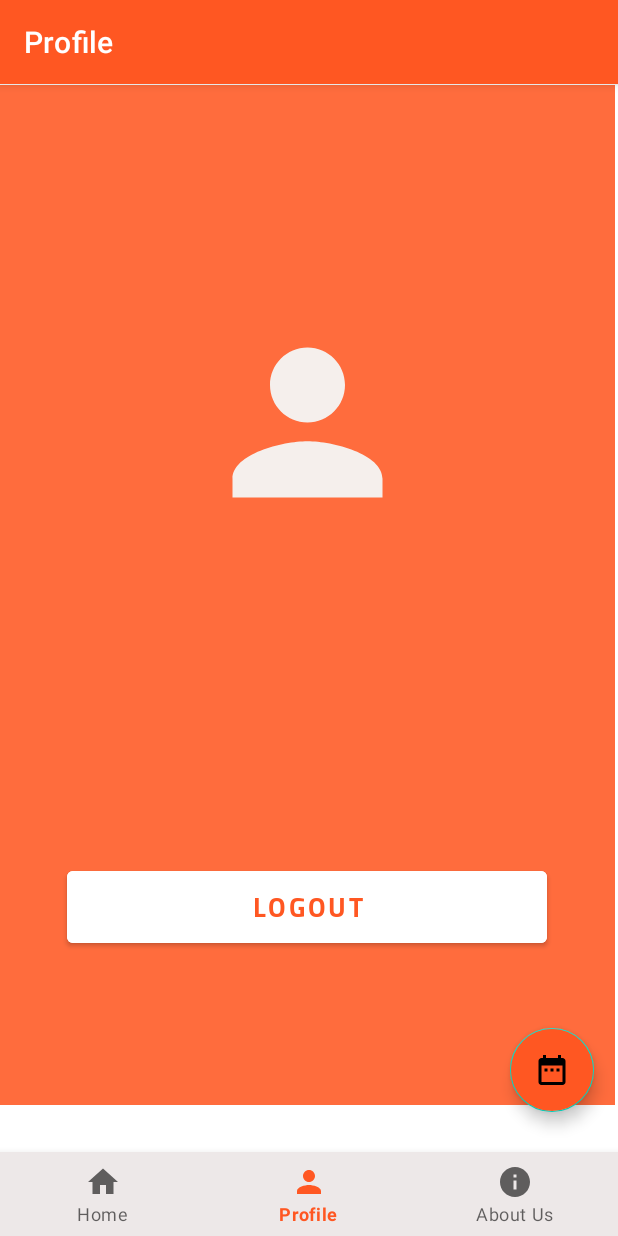
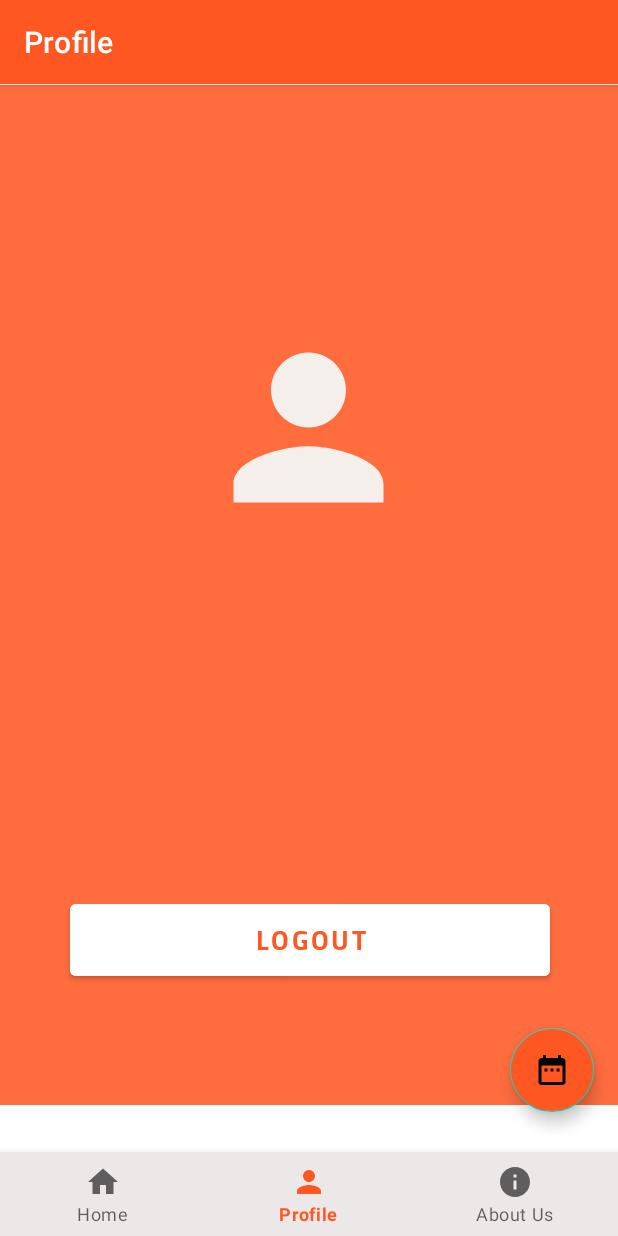
Before and after one commit to sandip4337/IQuiz, an Android app: the Profile screen opened through its navigation route, on a phone screen of 412 x 824 dp. Run offline under Robolectric (Android 15) with nearby library versions, the light colour scheme and no system bars; our stand-ins replace Firebase (no records; nobody signed in at launch, a user with empty details on screens opened directly), navigation-ui.

Commit message:
commit now

```diff
--- a/app/src/main/java/com/sandip/quiz/Activity/Login.kt
+++ b/app/src/main/java/com/sandip/quiz/Activity/Login.kt
@@ -98,7 +98,7 @@ class Login : AppCompatActivity() {
                 checkIfEmailVerified()
 
             }else{
-                Toast.makeText(this, "please check email and password", Toast.LENGTH_SHORT).show()
+                Toast.makeText(this, "Invalid Email or password", Toast.LENGTH_SHORT).show()
             }
         }
     }
@@ -120,6 +120,4 @@ class Login : AppCompatActivity() {
             }
         }
     }
-
-
 }
--- a/app/src/main/res/layout/activity_main.xml
+++ b/app/src/main/res/layout/activity_main.xml
@@ -41,7 +41,7 @@
     <fragment
         android:id="@+id/fragment"
         android:name="androidx.navigation.fragment.NavHostFragment"
-        android:layout_width="410dp"
+        android:layout_width="match_parent"
         android:layout_height="680dp"
         app:defaultNavHost="true"
         app:layout_constraintBottom_toTopOf="@+id/bottomnavigationview"
--- a/app/src/main/res/layout/fragment_home.xml
+++ b/app/src/main/res/layout/fragment_home.xml
@@ -3,6 +3,7 @@
     xmlns:app="http://schemas.android.com/apk/res-auto"
     xmlns:tools="http://schemas.android.com/tools"
     android:layout_width="match_parent"
+    android:padding="2dp"
     android:layout_height="match_parent"
     tools:context=".Home">
 
@@ -12,8 +13,7 @@
         android:id="@+id/recyclerviewhome"
         android:layout_width="match_parent"
         android:layout_height="wrap_content"
-        android:layout_margin="8dp"
-        android:padding="8dp"
+        android:layout_margin="12dp"
         app:layout_constraintEnd_toEndOf="parent"
         app:layout_constraintHorizontal_bias="1.0"
         app:layout_constraintStart_toStartOf="parent"
--- a/app/src/main/res/layout/fragment_profile.xml
+++ b/app/src/main/res/layout/fragment_profile.xml
@@ -1,5 +1,5 @@
 <?xml version="1.0" encoding="utf-8"?>
-<LinearLayout xmlns:android="http://schemas.android.com/apk/res/android"
+<androidx.constraintlayout.widget.ConstraintLayout xmlns:android="http://schemas.android.com/apk/res/android"
     xmlns:app="http://schemas.android.com/apk/res-auto"
     xmlns:tools="http://schemas.android.com/tools"
     android:layout_width="match_parent"
@@ -14,51 +14,67 @@
         android:id="@+id/profileimage"
         android:layout_width="150dp"
         android:layout_height="150dp"
+        android:layout_gravity="center"
+        android:contentDescription="@string/todo"
         android:scaleType="fitCenter"
-        android:layout_marginTop="150dp"
         android:src="@drawable/ic_person"
-        android:layout_gravity="center"
-        android:contentDescription="@string/todo" />
+        app:layout_constraintBottom_toBottomOf="parent"
+        app:layout_constraintEnd_toEndOf="parent"
+        app:layout_constraintHorizontal_bias="0.498"
+        app:layout_constraintStart_toStartOf="parent"
+        app:layout_constraintTop_toTopOf="parent"
+        app:layout_constraintVertical_bias="0.289" />
 
     <TextView
-        android:visibility="invisible"
         android:id="@+id/email"
         android:layout_width="wrap_content"
         android:layout_height="wrap_content"
-        android:layout_marginTop="20dp"
-        android:layout_marginBottom="52dp"
+        android:layout_gravity="center"
+        android:fontFamily="@font/cairo_bold"
         android:padding="5dp"
-        android:fontFamily="@font/cairo_bold"
-        android:layout_gravity="center"
         android:text="TextView"
         android:textColor="@color/white"
         android:textSize="20sp"
-        android:textStyle="bold"/>
+        android:textStyle="bold"
+        android:visibility="invisible"
+        app:layout_constraintBottom_toTopOf="@+id/btnlogout"
+        app:layout_constraintEnd_toEndOf="parent"
+        app:layout_constraintStart_toStartOf="parent"
+        app:layout_constraintTop_toBottomOf="@+id/profileimage"
+        app:layout_constraintVertical_bias="0.233" />
 
     <Button
-        android:visibility="invisible"
         android:id="@+id/btnlogin"
         android:layout_width="320dp"
         android:layout_height="60dp"
+        android:layout_gravity="center"
+        android:backgroundTint="@color/white"
+        android:fontFamily="@font/cairo_bold"
         android:text="Login"
-        android:fontFamily="@font/cairo_bold"
+        android:textColor="#FF5722"
         android:textSize="18sp"
-        android:textColor="#FF5722"
-        android:layout_gravity="center"
-        android:layout_marginTop="20dp"
-        android:backgroundTint="@color/white"/>
+        android:visibility="invisible"
+        app:layout_constraintBottom_toBottomOf="parent"
+        app:layout_constraintEnd_toEndOf="parent"
+        app:layout_constraintStart_toStartOf="parent"
+        app:layout_constraintTop_toBottomOf="@+id/profileimage" />
 
     <Button
-        android:visibility="invisible"
         android:id="@+id/btnlogout"
         android:layout_width="320dp"
         android:layout_height="60dp"
+        android:layout_gravity="center"
+        android:backgroundTint="@color/white"
+        android:fontFamily="@font/cairo_bold"
         android:text="Logout"
-        android:fontFamily="@font/cairo_bold"
+        android:textColor="#FF5722"
         android:textSize="18sp"
-        android:textColor="#FF5722"
-        android:layout_gravity="center"
-        android:layout_marginTop="20dp"
-        android:backgroundTint="@color/white"/>
+        android:visibility="invisible"
+        app:layout_constraintBottom_toBottomOf="parent"
+        app:layout_constraintEnd_toEndOf="parent"
+        app:layout_constraintHorizontal_bias="0.505"
+        app:layout_constraintStart_toStartOf="parent"
+        app:layout_constraintTop_toBottomOf="@+id/profileimage"
+        app:layout_constraintVertical_bias="0.747" />
 
-</LinearLayout>
+</androidx.constraintlayout.widget.ConstraintLayout>
```
